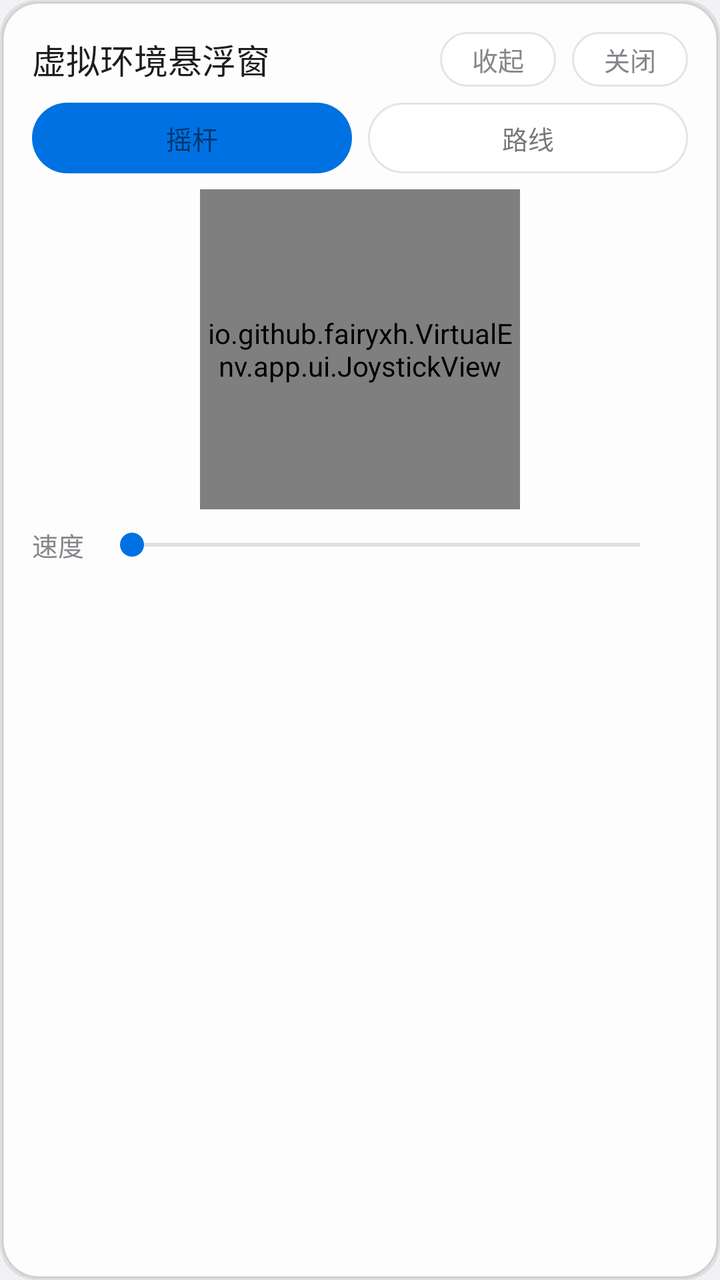
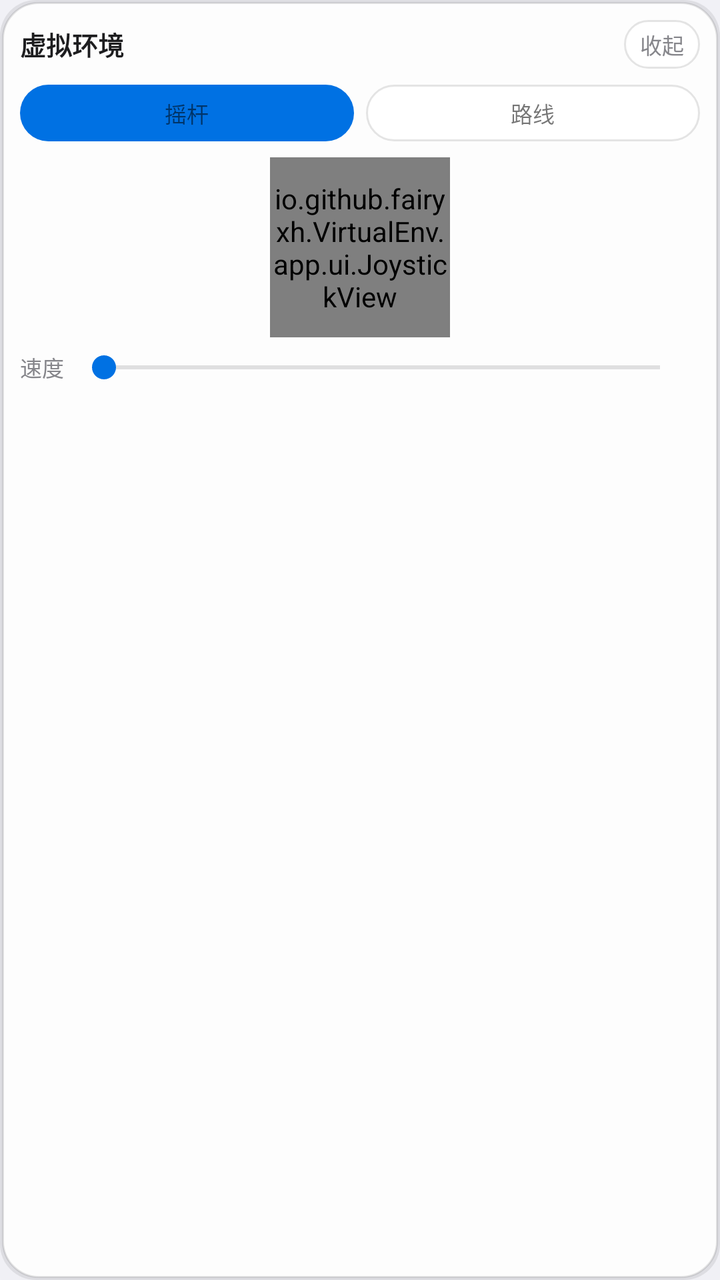

An Android layout rendered at two revisions. The XML below is the earlier revision; the diff shows what the commit changed to produce the second picture.
<!-- AndroidManifest.xml: application theme Theme.ZVirtualEnv -->
<!-- res/layout/float_control_window.xml -->
<?xml version="1.0" encoding="utf-8"?>
<LinearLayout xmlns:android="http://schemas.android.com/apk/res/android"
    android:layout_width="300dp"
    android:layout_height="wrap_content"
    android:background="@drawable/bg_card"
    android:elevation="12dp"
    android:orientation="vertical"
    android:padding="@dimen/space_md">

    
    <LinearLayout
        android:id="@+id/floatHeader"
        android:layout_width="match_parent"
        android:layout_height="wrap_content"
        android:gravity="center_vertical"
        android:orientation="horizontal">

        <TextView
            android:layout_width="0dp"
            android:layout_height="wrap_content"
            android:layout_weight="1"
            android:text="@string/float_window_title"
            style="@style/Text.Headline" />

        <TextView
            android:id="@+id/collapseButton"
            android:layout_width="wrap_content"
            android:layout_height="wrap_content"
            android:background="@drawable/bg_pill_secondary"
            android:paddingStart="@dimen/space_md"
            android:paddingTop="@dimen/space_xs"
            android:paddingEnd="@dimen/space_md"
            android:paddingBottom="@dimen/space_xs"
            android:text="@string/float_collapse"
            android:textColor="@color/text_secondary"
            android:textSize="@dimen/text_caption" />

        <TextView
            android:id="@+id/closeButton"
            android:layout_width="wrap_content"
            android:layout_height="wrap_content"
            android:layout_marginStart="@dimen/space_sm"
            android:background="@drawable/bg_pill_secondary"
            android:paddingStart="@dimen/space_md"
            android:paddingTop="@dimen/space_xs"
            android:paddingEnd="@dimen/space_md"
            android:paddingBottom="@dimen/space_xs"
            android:text="@string/float_close"
            android:textColor="@color/text_secondary"
            android:textSize="@dimen/text_caption" />
    </LinearLayout>

    
    <LinearLayout
        android:layout_width="match_parent"
        android:layout_height="wrap_content"
        android:layout_marginTop="@dimen/space_sm"
        android:orientation="horizontal">

        <TextView
            android:id="@+id/modeJoystick"
            android:layout_width="0dp"
            android:layout_height="wrap_content"
            android:layout_weight="1"
            android:background="@drawable/bg_pill"
            android:gravity="center"
            android:paddingTop="@dimen/space_sm"
            android:paddingBottom="@dimen/space_sm"
            android:text="@string/float_mode_joystick"
            android:textSize="@dimen/text_caption" />

        <TextView
            android:id="@+id/modeRoute"
            android:layout_width="0dp"
            android:layout_height="wrap_content"
            android:layout_marginStart="@dimen/space_sm"
            android:layout_weight="1"
            android:background="@drawable/bg_pill_secondary"
            android:gravity="center"
            android:paddingTop="@dimen/space_sm"
            android:paddingBottom="@dimen/space_sm"
            android:text="@string/float_mode_route"
            android:textSize="@dimen/text_caption" />
    </LinearLayout>

    
    <LinearLayout
        android:layout_width="match_parent"
        android:layout_height="wrap_content"
        android:layout_marginTop="@dimen/space_sm"
        android:orientation="vertical">

        <io.github.fairyxh.VirtualEnv.app.ui.JoystickView
            android:id="@+id/joystickPad"
            android:layout_width="160dp"
            android:layout_height="160dp"
            android:layout_gravity="center_horizontal" />

        <LinearLayout
            android:layout_width="match_parent"
            android:layout_height="wrap_content"
            android:layout_marginTop="@dimen/space_sm"
            android:gravity="center_vertical"
            android:orientation="horizontal">

            <TextView
                android:layout_width="wrap_content"
                android:layout_height="wrap_content"
                android:text="@string/float_speed"
                android:textColor="@color/text_secondary"
                android:textSize="@dimen/text_caption" />

            <SeekBar
                android:id="@+id/speedSeek"
                android:layout_width="0dp"
                android:layout_height="wrap_content"
                android:layout_marginStart="@dimen/space_sm"
                android:layout_marginEnd="@dimen/space_sm"
                android:layout_weight="1" />

            <TextView
                android:id="@+id/speedValue"
                android:layout_width="wrap_content"
                android:layout_height="wrap_content"
                android:textColor="@color/text_primary"
                android:textSize="@dimen/text_caption" />
        </LinearLayout>
    </LinearLayout>

    
    <LinearLayout
        android:id="@+id/routePanel"
        android:layout_width="match_parent"
        android:layout_height="wrap_content"
        android:layout_marginTop="@dimen/space_sm"
        android:orientation="vertical"
        android:visibility="gone">

        <LinearLayout
            android:layout_width="match_parent"
            android:layout_height="wrap_content"
            android:gravity="center_vertical"
            android:orientation="horizontal">

            <Spinner
                android:id="@+id/routeSpinner"
                android:layout_width="0dp"
                android:layout_height="wrap_content"
                android:layout_weight="1"
                android:spinnerMode="dropdown" />

            <TextView
                android:id="@+id/routeRefreshButton"
                android:layout_width="wrap_content"
                android:layout_height="wrap_content"
                android:layout_marginStart="@dimen/space_sm"
                android:background="@drawable/bg_pill_secondary"
                android:paddingStart="@dimen/space_md"
                android:paddingTop="@dimen/space_xs"
                android:paddingEnd="@dimen/space_md"
                android:paddingBottom="@dimen/space_xs"
                android:text="@string/float_route_refresh"
                android:textColor="@color/text_secondary"
                android:textSize="@dimen/text_caption" />
        </LinearLayout>

        <LinearLayout
            android:layout_width="match_parent"
            android:layout_height="wrap_content"
            android:layout_marginTop="@dimen/space_sm"
            android:orientation="horizontal">

            <Button
                android:id="@+id/routeStartButton"
                android:layout_width="0dp"
                android:layout_height="wrap_content"
                android:layout_weight="1"
                android:minWidth="0dp"
                android:text="@string/float_route_start"
                style="@style/Button.Pill" />

            <Button
                android:id="@+id/routePauseButton"
                android:layout_width="0dp"
                android:layout_height="wrap_content"
                android:layout_marginStart="@dimen/space_sm"
                android:layout_weight="1"
                android:minWidth="0dp"
                android:text="@string/float_route_pause"
                style="@style/Button.Pill.Secondary" />

            <Button
                android:id="@+id/routeResumeButton"
                android:layout_width="0dp"
                android:layout_height="wrap_content"
                android:layout_marginStart="@dimen/space_sm"
                android:layout_weight="1"
                android:minWidth="0dp"
                android:text="@string/float_route_resume"
                style="@style/Button.Pill.Secondary" />
        </LinearLayout>

        <LinearLayout
            android:layout_width="match_parent"
            android:layout_height="wrap_content"
            android:layout_marginTop="@dimen/space_sm"
            android:orientation="horizontal">

            <Button
                android:id="@+id/routeResetButton"
                android:layout_width="0dp"
                android:layout_height="wrap_content"
                android:layout_weight="1"
                android:minWidth="0dp"
                android:text="@string/float_route_reset"
                style="@style/Button.Pill.Secondary" />

            <Button
                android:id="@+id/routeStopButton"
                android:layout_width="0dp"
                android:layout_height="wrap_content"
                android:layout_marginStart="@dimen/space_sm"
                android:layout_weight="1"
                android:minWidth="0dp"
                android:text="@string/float_route_stop"
                style="@style/Button.Pill.Secondary" />
        </LinearLayout>

        <LinearLayout
            android:layout_width="match_parent"
            android:layout_height="wrap_content"
            android:layout_marginTop="@dimen/space_sm"
            android:orientation="horizontal">

            <EditText
                android:id="@+id/routeSpeedInput"
                android:layout_width="0dp"
                android:layout_height="wrap_content"
                android:layout_weight="1"
                android:hint="@string/float_route_speed_hint"
                android:inputType="numberDecimal"
                android:maxLines="1"
                style="@style/EditText.Field" />

            <EditText
                android:id="@+id/routeStepInput"
                android:layout_width="0dp"
                android:layout_height="wrap_content"
                android:layout_marginStart="@dimen/space_sm"
                android:layout_weight="1"
                android:hint="@string/float_route_step_hint"
                android:inputType="number"
                android:maxLines="1"
                style="@style/EditText.Field" />

            <Button
                android:id="@+id/routeConfigButton"
                android:layout_width="wrap_content"
                android:layout_height="wrap_content"
                android:layout_marginStart="@dimen/space_sm"
                android:minWidth="0dp"
                android:text="@string/float_route_config"
                style="@style/Button.Pill.Secondary" />
        </LinearLayout>
    </LinearLayout>
</LinearLayout>
<!-- resources referenced by this layout -->
<resources>
  <color name="text_primary">#1D1D1F</color>
  <color name="text_secondary">#86868B</color>
  <dimen name="space_md">16dp</dimen>
  <dimen name="space_sm">8dp</dimen>
  <dimen name="space_xs">4dp</dimen>
  <dimen name="text_caption">13sp</dimen>
  <string name="float_close">关闭</string>
  <string name="float_collapse">收起</string>
  <string name="float_mode_joystick">摇杆</string>
  <string name="float_mode_route">路线</string>
  <string name="float_route_config">应用</string>
  <string name="float_route_pause">暂停</string>
  <string name="float_route_refresh">刷新</string>
  <string name="float_route_reset">重置</string>
  <string name="float_route_resume">继续</string>
  <string name="float_route_speed_hint">速度 km/h</string>
  <string name="float_route_start">开始</string>
  <string name="float_route_step_hint">步频 步/分</string>
  <string name="float_route_stop">停止</string>
  <string name="float_speed">速度</string>
  <string name="float_window_title">虚拟环境悬浮窗</string>
  <style name="Button.Pill" parent="">
          <item name="android:background">@drawable/bg_pill</item>
          <item name="android:minHeight">@dimen/touch_min</item>
          <item name="android:textColor">@color/bg_secondary</item>
          <item name="android:textSize">@dimen/text_headline</item>
          <item name="android:textStyle">bold</item>
          <item name="android:stateListAnimator">@null</item>
          <item name="android:paddingStart">@dimen/space_lg</item>
          <item name="android:paddingEnd">@dimen/space_lg</item>
      </style>
  <style name="Button.Pill.Secondary" parent="">
          <item name="android:background">@drawable/bg_pill_secondary</item>
          <item name="android:minHeight">@dimen/touch_min</item>
          <item name="android:textColor">@color/accent</item>
          <item name="android:textSize">@dimen/text_headline</item>
          <item name="android:textStyle">bold</item>
          <item name="android:stateListAnimator">@null</item>
          <item name="android:paddingStart">@dimen/space_lg</item>
          <item name="android:paddingEnd">@dimen/space_lg</item>
      </style>
  <style name="EditText.Field" parent="">
          <item name="android:background">@drawable/bg_field</item>
          <item name="android:minHeight">@dimen/touch_min</item>
          <item name="android:paddingStart">@dimen/space_md</item>
          <item name="android:paddingEnd">@dimen/space_md</item>
          <item name="android:textSize">@dimen/text_body</item>
          <item name="android:textColor">@color/text_primary</item>
          <item name="android:textColorHint">@color/text_tertiary</item>
      </style>
  <style name="Text.Headline" parent="android:TextAppearance.Material">
          <item name="android:textSize">@dimen/text_headline</item>
          <item name="android:textStyle">normal</item>
          <item name="android:textColor">@color/text_primary</item>
      </style>
  <dimen name="radius_card">18dp</dimen>
  <color name="glass_shadow">#14000000</color>
  <color name="card_fill">#F2FFFFFF</color>
  <color name="card_border">#1A000000</color>
  <dimen name="radius_pill">980dp</dimen>
  <color name="accent_press">#0A5DC2</color>
  <color name="accent">#0071E3</color>
  <color name="bg_tertiary">#E5E5EA</color>
  <dimen name="touch_min">48dp</dimen>
  <color name="bg_secondary">#FFFFFF</color>
  <dimen name="text_headline">17sp</dimen>
  <dimen name="space_lg">24dp</dimen>
  <dimen name="text_body">15sp</dimen>
  <color name="text_tertiary">#AEAEB2</color>
  <color name="bg_primary">#F2F2F7</color>
  <dimen name="radius_control">12dp</dimen>
  <!-- unchanged entries left out for length: 5 -->
</resources>

<!-- the commit's change to res/layout/float_control_window.xml (unified diff, before → after) -->
@@ -1,11 +1,11 @@
 <?xml version="1.0" encoding="utf-8"?>
 <LinearLayout xmlns:android="http://schemas.android.com/apk/res/android"
-    android:layout_width="300dp"
+    android:layout_width="200dp"
     android:layout_height="wrap_content"
     android:background="@drawable/bg_card"
     android:elevation="12dp"
     android:orientation="vertical"
-    android:padding="@dimen/space_md">
+    android:padding="10dp">
 
     
     <LinearLayout
@@ -19,42 +19,30 @@
             android:layout_width="0dp"
             android:layout_height="wrap_content"
             android:layout_weight="1"
-            android:text="@string/float_window_title"
-            style="@style/Text.Headline" />
+            android:text="@string/float_window_title_short"
+            android:textColor="@color/text_primary"
+            android:textSize="13sp"
+            android:textStyle="bold" />
 
         <TextView
             android:id="@+id/collapseButton"
             android:layout_width="wrap_content"
             android:layout_height="wrap_content"
             android:background="@drawable/bg_pill_secondary"
-            android:paddingStart="@dimen/space_md"
-            android:paddingTop="@dimen/space_xs"
-            android:paddingEnd="@dimen/space_md"
-            android:paddingBottom="@dimen/space_xs"
+            android:paddingStart="8dp"
+            android:paddingTop="4dp"
+            android:paddingEnd="8dp"
+            android:paddingBottom="4dp"
             android:text="@string/float_collapse"
             android:textColor="@color/text_secondary"
-            android:textSize="@dimen/text_caption" />
-
-        <TextView
-            android:id="@+id/closeButton"
-            android:layout_width="wrap_content"
-            android:layout_height="wrap_content"
-            android:layout_marginStart="@dimen/space_sm"
-            android:background="@drawable/bg_pill_secondary"
-            android:paddingStart="@dimen/space_md"
-            android:paddingTop="@dimen/space_xs"
-            android:paddingEnd="@dimen/space_md"
-            android:paddingBottom="@dimen/space_xs"
-            android:text="@string/float_close"
-            android:textColor="@color/text_secondary"
-            android:textSize="@dimen/text_caption" />
-    </LinearLayout>
-
-    
-    <LinearLayout
-        android:layout_width="match_parent"
-        android:layout_height="wrap_content"
-        android:layout_marginTop="@dimen/space_sm"
+            android:textSize="11sp" />
+    </LinearLayout>
+
+    
+    <LinearLayout
+        android:layout_width="match_parent"
+        android:layout_height="wrap_content"
+        android:layout_marginTop="8dp"
         android:orientation="horizontal">
 
         <TextView
@@ -64,42 +52,42 @@
             android:layout_weight="1"
             android:background="@drawable/bg_pill"
             android:gravity="center"
-            android:paddingTop="@dimen/space_sm"
-            android:paddingBottom="@dimen/space_sm"
+            android:paddingTop="6dp"
+            android:paddingBottom="6dp"
             android:text="@string/float_mode_joystick"
-            android:textSize="@dimen/text_caption" />
+            android:textSize="11sp" />
 
         <TextView
             android:id="@+id/modeRoute"
             android:layout_width="0dp"
             android:layout_height="wrap_content"
-            android:layout_marginStart="@dimen/space_sm"
+            android:layout_marginStart="6dp"
             android:layout_weight="1"
             android:background="@drawable/bg_pill_secondary"
             android:gravity="center"
-            android:paddingTop="@dimen/space_sm"
-            android:paddingBottom="@dimen/space_sm"
+            android:paddingTop="6dp"
+            android:paddingBottom="6dp"
             android:text="@string/float_mode_route"
-            android:textSize="@dimen/text_caption" />
-    </LinearLayout>
-
-    
-    <LinearLayout
-        android:layout_width="match_parent"
-        android:layout_height="wrap_content"
-        android:layout_marginTop="@dimen/space_sm"
+            android:textSize="11sp" />
+    </LinearLayout>
+
+    
+    <LinearLayout
+        android:layout_width="match_parent"
+        android:layout_height="wrap_content"
+        android:layout_marginTop="8dp"
         android:orientation="vertical">
 
         <io.github.fairyxh.VirtualEnv.app.ui.JoystickView
             android:id="@+id/joystickPad"
-            android:layout_width="160dp"
-            android:layout_height="160dp"
+            android:layout_width="90dp"
+            android:layout_height="90dp"
             android:layout_gravity="center_horizontal" />
 
         <LinearLayout
             android:layout_width="match_parent"
             android:layout_height="wrap_content"
-            android:layout_marginTop="@dimen/space_sm"
+            android:layout_marginTop="6dp"
             android:gravity="center_vertical"
             android:orientation="horizontal">
 
@@ -108,14 +96,14 @@
                 android:layout_height="wrap_content"
                 android:text="@string/float_speed"
                 android:textColor="@color/text_secondary"
-                android:textSize="@dimen/text_caption" />
+                android:textSize="11sp" />
 
             <SeekBar
                 android:id="@+id/speedSeek"
                 android:layout_width="0dp"
                 android:layout_height="wrap_content"
-                android:layout_marginStart="@dimen/space_sm"
-                android:layout_marginEnd="@dimen/space_sm"
+                android:layout_marginStart="4dp"
+                android:layout_marginEnd="4dp"
                 android:layout_weight="1" />
 
             <TextView
@@ -123,7 +111,7 @@
                 android:layout_width="wrap_content"
                 android:layout_height="wrap_content"
                 android:textColor="@color/text_primary"
-                android:textSize="@dimen/text_caption" />
+                android:textSize="11sp" />
         </LinearLayout>
     </LinearLayout>
 
@@ -132,7 +120,7 @@
         android:id="@+id/routePanel"
         android:layout_width="match_parent"
         android:layout_height="wrap_content"
-        android:layout_marginTop="@dimen/space_sm"
+        android:layout_marginTop="8dp"
         android:orientation="vertical"
         android:visibility="gone">
 
@@ -153,21 +141,21 @@
                 android:id="@+id/routeRefreshButton"
                 android:layout_width="wrap_content"
                 android:layout_height="wrap_content"
-                android:layout_marginStart="@dimen/space_sm"
+                android:layout_marginStart="6dp"
                 android:background="@drawable/bg_pill_secondary"
-                android:paddingStart="@dimen/space_md"
-                android:paddingTop="@dimen/space_xs"
-                android:paddingEnd="@dimen/space_md"
-                android:paddingBottom="@dimen/space_xs"
+                android:paddingStart="8dp"
+                android:paddingTop="4dp"
+                android:paddingEnd="8dp"
+                android:paddingBottom="4dp"
                 android:text="@string/float_route_refresh"
                 android:textColor="@color/text_secondary"
-                android:textSize="@dimen/text_caption" />
-        </LinearLayout>
-
-        <LinearLayout
-            android:layout_width="match_parent"
-            android:layout_height="wrap_content"
-            android:layout_marginTop="@dimen/space_sm"
+                android:textSize="11sp" />
+        </LinearLayout>
+
+        <LinearLayout
+            android:layout_width="match_parent"
+            android:layout_height="wrap_content"
+            android:layout_marginTop="6dp"
             android:orientation="horizontal">
 
             <Button
@@ -176,34 +164,46 @@
                 android:layout_height="wrap_content"
                 android:layout_weight="1"
                 android:minWidth="0dp"
+                android:minHeight="0dp"
+                android:paddingTop="6dp"
+                android:paddingBottom="6dp"
                 android:text="@string/float_route_start"
+                android:textSize="11sp"
                 style="@style/Button.Pill" />
 
             <Button
                 android:id="@+id/routePauseButton"
                 android:layout_width="0dp"
                 android:layout_height="wrap_content"
-                android:layout_marginStart="@dimen/space_sm"
-                android:layout_weight="1"
-                android:minWidth="0dp"
+                android:layout_marginStart="4dp"
+                android:layout_weight="1"
+                android:minWidth="0dp"
+                android:minHeight="0dp"
+                android:paddingTop="6dp"
+                android:paddingBottom="6dp"
                 android:text="@string/float_route_pause"
+                android:textSize="11sp"
                 style="@style/Button.Pill.Secondary" />
 
             <Button
                 android:id="@+id/routeResumeButton"
                 android:layout_width="0dp"
                 android:layout_height="wrap_content"
-                android:layout_marginStart="@dimen/space_sm"
-                android:layout_weight="1"
-                android:minWidth="0dp"
+                android:layout_marginStart="4dp"
+                android:layout_weight="1"
+                android:minWidth="0dp"
+                android:minHeight="0dp"
+                android:paddingTop="6dp"
+                android:paddingBottom="6dp"
                 android:text="@string/float_route_resume"
-                style="@style/Button.Pill.Secondary" />
-        </LinearLayout>
-
-        <LinearLayout
-            android:layout_width="match_parent"
-            android:layout_height="wrap_content"
-            android:layout_marginTop="@dimen/space_sm"
+                android:textSize="11sp"
+                style="@style/Button.Pill.Secondary" />
+        </LinearLayout>
+
+        <LinearLayout
+            android:layout_width="match_parent"
+            android:layout_height="wrap_content"
+            android:layout_marginTop="6dp"
             android:orientation="horizontal">
 
             <Button
@@ -212,24 +212,32 @@
                 android:layout_height="wrap_content"
                 android:layout_weight="1"
                 android:minWidth="0dp"
+                android:minHeight="0dp"
+                android:paddingTop="6dp"
+                android:paddingBottom="6dp"
                 android:text="@string/float_route_reset"
+                android:textSize="11sp"
                 style="@style/Button.Pill.Secondary" />
 
             <Button
                 android:id="@+id/routeStopButton"
                 android:layout_width="0dp"
                 android:layout_height="wrap_content"
-                android:layout_marginStart="@dimen/space_sm"
-                android:layout_weight="1"
-                android:minWidth="0dp"
+                android:layout_marginStart="4dp"
+                android:layout_weight="1"
+                android:minWidth="0dp"
+                android:minHeight="0dp"
+                android:paddingTop="6dp"
+                android:paddingBottom="6dp"
                 android:text="@string/float_route_stop"
-                style="@style/Button.Pill.Secondary" />
-        </LinearLayout>
-
-        <LinearLayout
-            android:layout_width="match_parent"
-            android:layout_height="wrap_content"
-            android:layout_marginTop="@dimen/space_sm"
+                android:textSize="11sp"
+                style="@style/Button.Pill.Secondary" />
+        </LinearLayout>
+
+        <LinearLayout
+            android:layout_width="match_parent"
+            android:layout_height="wrap_content"
+            android:layout_marginTop="6dp"
             android:orientation="horizontal">
 
             <EditText
@@ -240,26 +248,34 @@
                 android:hint="@string/float_route_speed_hint"
                 android:inputType="numberDecimal"
                 android:maxLines="1"
+                android:minHeight="0dp"
+                android:textSize="11sp"
                 style="@style/EditText.Field" />
 
             <EditText
                 android:id="@+id/routeStepInput"
                 android:layout_width="0dp"
                 android:layout_height="wrap_content"
-                android:layout_marginStart="@dimen/space_sm"
+                android:layout_marginStart="4dp"
                 android:layout_weight="1"
                 android:hint="@string/float_route_step_hint"
                 android:inputType="number"
                 android:maxLines="1"
+                android:minHeight="0dp"
+                android:textSize="11sp"
                 style="@style/EditText.Field" />
 
             <Button
                 android:id="@+id/routeConfigButton"
                 android:layout_width="wrap_content"
                 android:layout_height="wrap_content"
-                android:layout_marginStart="@dimen/space_sm"
-                android:minWidth="0dp"
+                android:layout_marginStart="4dp"
+                android:minWidth="0dp"
+                android:minHeight="0dp"
+                android:paddingTop="6dp"
+                android:paddingBottom="6dp"
                 android:text="@string/float_route_config"
+                android:textSize="11sp"
                 style="@style/Button.Pill.Secondary" />
         </LinearLayout>
     </LinearLayout>
<!-- resource entries referenced after the edit -->
@@ -3,10 +3,6 @@
   <color name="text_primary">#1D1D1F</color>
   <color name="text_secondary">#86868B</color>
   <dimen name="space_md">16dp</dimen>
-  <dimen name="space_sm">8dp</dimen>
-  <dimen name="space_xs">4dp</dimen>
-  <dimen name="text_caption">13sp</dimen>
-  <string name="float_close">关闭</string>
   <string name="float_collapse">收起</string>
   <string name="float_mode_joystick">摇杆</string>
   <string name="float_mode_route">路线</string>
@@ -20,7 +16,7 @@
   <string name="float_route_step_hint">步频 步/分</string>
   <string name="float_route_stop">停止</string>
   <string name="float_speed">速度</string>
-  <string name="float_window_title">虚拟环境悬浮窗</string>
+  <string name="float_window_title_short">虚拟环境</string>
   <style name="Button.Pill" parent="">
           <item name="android:background">@drawable/bg_pill</item>
           <item name="android:minHeight">@dimen/touch_min</item>
@@ -50,11 +46,6 @@
           <item name="android:textColor">@color/text_primary</item>
           <item name="android:textColorHint">@color/text_tertiary</item>
       </style>
-  <style name="Text.Headline" parent="android:TextAppearance.Material">
-          <item name="android:textSize">@dimen/text_headline</item>
-          <item name="android:textStyle">normal</item>
-          <item name="android:textColor">@color/text_primary</item>
-      </style>
   <dimen name="radius_card">18dp</dimen>
   <color name="glass_shadow">#14000000</color>
   <color name="card_fill">#F2FFFFFF</color>
